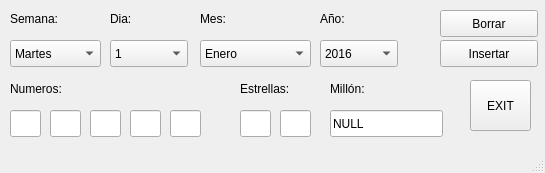
The window that Backup/windows_gui.ui (jeankarin/omega) describes before a commit, drawn with Qt 5.
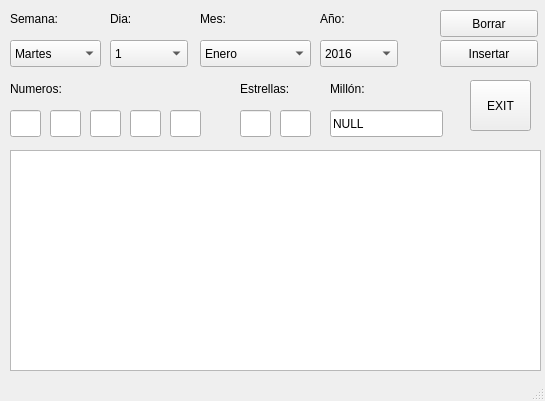
The same window after the commit.

Commit message: Actualizamos GUI i realizamos Backup

```diff
--- a/Backup/windows_gui.ui
+++ b/Backup/windows_gui.ui
@@ -2,14 +2,29 @@
 <ui version="4.0">
  <class>MainWindow</class>
  <widget class="QMainWindow" name="MainWindow">
+  <property name="enabled">
+   <bool>true</bool>
+  </property>
   <property name="geometry">
    <rect>
     <x>0</x>
     <y>0</y>
     <width>545</width>
-    <height>173</height>
+    <height>401</height>
    </rect>
   </property>
+  <property name="minimumSize">
+   <size>
+    <width>545</width>
+    <height>401</height>
+   </size>
+  </property>
+  <property name="maximumSize">
+   <size>
+    <width>545</width>
+    <height>401</height>
+   </size>
+  </property>
   <property name="windowTitle">
    <string>Euromillon 2017</string>
   </property>
@@ -528,6 +543,19 @@
      </property>
     </item>
    </widget>
+   <widget class="QPlainTextEdit" name="plainTextEdit">
+    <property name="geometry">
+     <rect>
+      <x>10</x>
+      <y>150</y>
+      <width>531</width>
+      <height>221</height>
+     </rect>
+    </property>
+    <property name="readOnly">
+     <bool>true</bool>
+    </property>
+   </widget>
   </widget>
   <widget class="QStatusBar" name="statusbar"/>
  </widget>
```
The commit also changes 1 other file.
